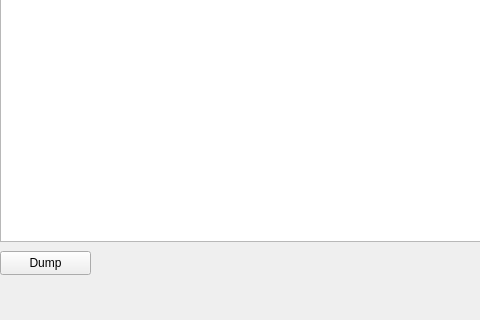
horsicq/XNetDumper, file gui/XNetDumper.ui: the form before one commit; both pictures show x 0 to 480 and y 299 to 619 of the 800 by 619 pixel window.
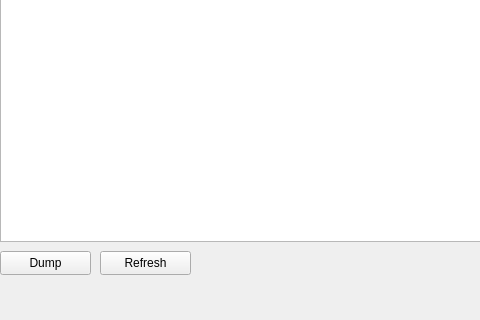
The form after the commit.

What changed in the file:
```diff
--- a/gui/XNetDumper.ui
+++ b/gui/XNetDumper.ui
@@ -37,6 +37,19 @@
      <string>Dump</string>
     </property>
    </widget>
+   <widget class="QPushButton" name="refreshButton">
+    <property name="geometry">
+     <rect>
+      <x>100</x>
+      <y>550</y>
+      <width>91</width>
+      <height>24</height>
+     </rect>
+    </property>
+    <property name="text">
+     <string>Refresh</string>
+    </property>
+   </widget>
   </widget>
   <widget class="QMenuBar" name="menubar">
    <property name="geometry">
```
